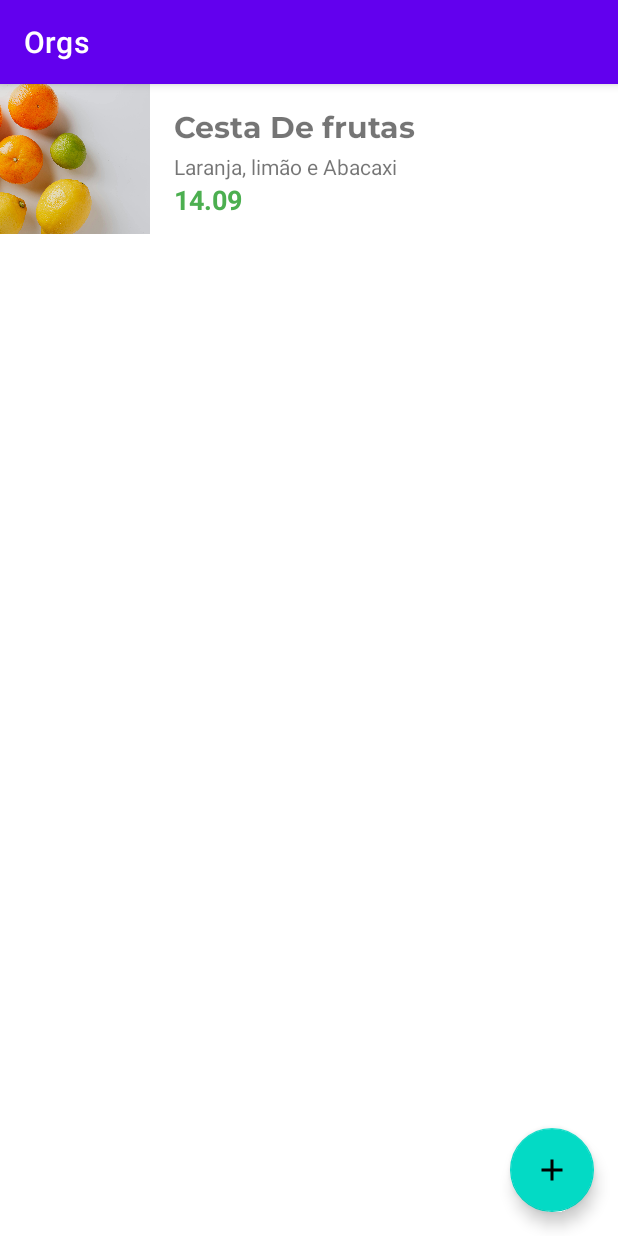
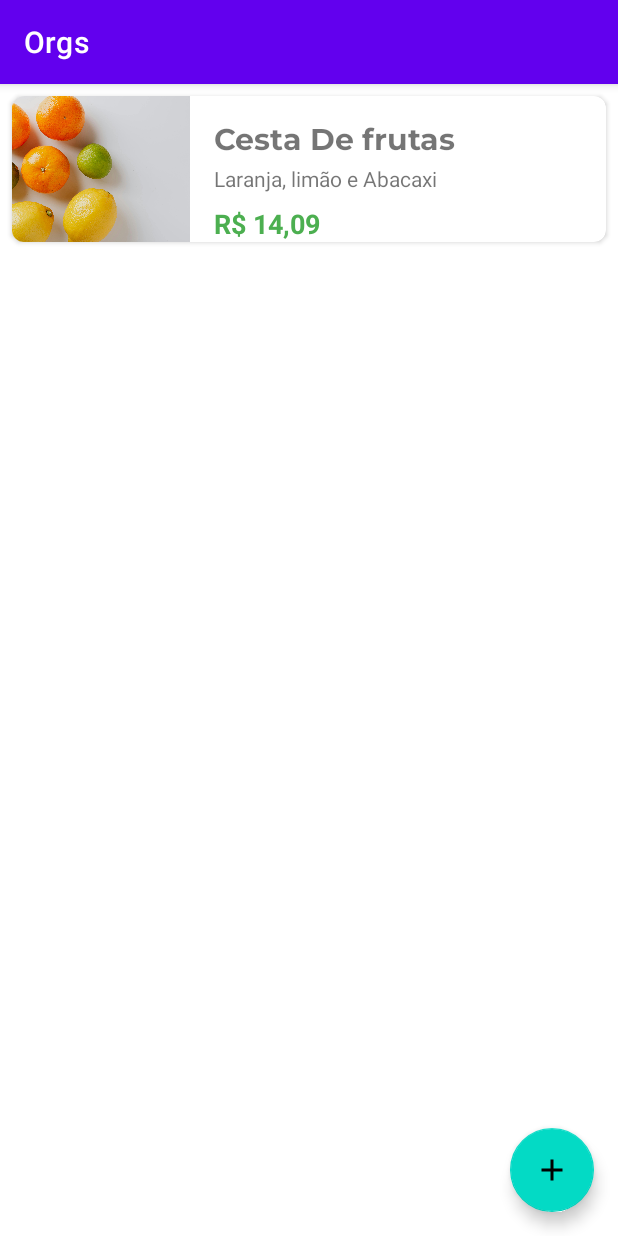
Before and after one commit to JoaoLucasKnight/Android_Fundament, an Android app: the screen it shows after launch (ListActivity), on a phone screen of 412 x 824 dp. Run offline under Robolectric (Android 15) with nearby library versions, the phone set to English and light mode, and no system bars.

Commit message:
Curso 2 Aula 2

```diff
--- a/app/src/main/java/br/com/alura/orgs/ui/recyclerview/adpter/ListProdutosAdpater.kt
+++ b/app/src/main/java/br/com/alura/orgs/ui/recyclerview/adpter/ListProdutosAdpater.kt
@@ -3,14 +3,12 @@ package br.com.alura.orgs.ui.recyclerview.adpter
 
 import android.content.Context
 import android.view.LayoutInflater
-import android.view.View
 import android.view.ViewGroup
-import android.widget.TextView
 import androidx.recyclerview.widget.RecyclerView
-import br.com.alura.orgs.R
-import br.com.alura.orgs.databinding.ActivityMainBinding
 import br.com.alura.orgs.databinding.ProductItemBinding
 import br.com.alura.orgs.model.Produto
+import java.text.NumberFormat
+import java.util.*
 
 class ListProdutosAdpater(
     private val context: Context,
@@ -29,12 +27,18 @@ class ListProdutosAdpater(
 
         fun vincula(produto: Produto) {
             // itemView é o item da lista<Produto>
-            val nome = itemView.findViewById<TextView>(R.id.nome)
+            val nome = binding.nome
             nome.text = produto.nome
-            val descricao = itemView.findViewById<TextView>(R.id.descricao)
+            val descricao = binding.descricao
             descricao.text = produto.descricao
-            val valor = itemView.findViewById<TextView>(R.id.valor)
-            valor.text = produto.valor.toPlainString()
+
+            // Formatação de moeda da Java.util.*
+            val valorFormatado = NumberFormat
+                .getCurrencyInstance(Locale("pt", "br"))
+                .format(produto.valor)
+
+            val valor = binding.valor
+            valor.text = valorFormatado
         }
     }
 
--- a/app/src/main/res/layout/product_item.xml
+++ b/app/src/main/res/layout/product_item.xml
@@ -1,10 +1,22 @@
 <?xml version="1.0" encoding="utf-8"?>
-<androidx.constraintlayout.widget.ConstraintLayout
+
+<com.google.android.material.card.MaterialCardView
     xmlns:android="http://schemas.android.com/apk/res/android"
+    xmlns:tools="http://schemas.android.com/tools"
+    xmlns:app="http://schemas.android.com/apk/res-auto"
     android:layout_width="match_parent"
     android:layout_height="wrap_content"
-    xmlns:tools="http://schemas.android.com/tools"
-    xmlns:app="http://schemas.android.com/apk/res-auto">
+    android:layout_margin="8dp"
+    app:cardCornerRadius="8dp"
+    app:cardElevation="2dp"
+    android:clickable="true"
+    android:focusable="true"
+    android:checkable="true">
+
+    <androidx.constraintlayout.widget.ConstraintLayout
+        android:layout_width="match_parent"
+        android:layout_height="wrap_content">
+
 
         <TextView
             android:id="@+id/nome"
@@ -15,11 +27,9 @@
             android:ellipsize="end"
             android:fontFamily="@font/montserrat_bold"
             android:maxLines="1"
-
             android:textSize="20sp"
             app:layout_constraintEnd_toEndOf="parent"
             app:layout_constraintStart_toEndOf="@+id/imageView"
-
             app:layout_constraintTop_toTopOf="parent"
             tools:text="Cesta" />
 
@@ -29,29 +39,30 @@
             android:layout_height="wrap_content"
             android:ellipsize="end"
             android:maxLines="1"
+            app:layout_constraintEnd_toEndOf="@+id/nome"
             app:layout_constraintStart_toStartOf="@+id/nome"
-        app:layout_constraintEnd_toEndOf="@+id/nome"
             app:layout_constraintTop_toBottomOf="@id/nome"
-        tools:text="Laranja, limão e abacaxi"/>
+            tools:text="Laranja, limão e abacaxi" />
 
         <TextView
             android:id="@+id/valor"
             android:layout_width="0dp"
             android:layout_height="wrap_content"
+            android:layout_marginTop="8dp"
+            android:textColor="@color/green_500"
             android:textSize="18sp"
             android:textStyle="bold"
-        android:textColor="@color/green_500"
-
+            app:layout_constraintBottom_toBottomOf="parent"
+            app:layout_constraintEnd_toEndOf="@+id/nome"
             app:layout_constraintStart_toStartOf="@+id/nome"
-        app:layout_constraintEnd_toEndOf="@+id/nome"
             app:layout_constraintTop_toBottomOf="@id/descricao"
 
-        tools:text="19.99"/>
+            tools:text="19.99" />
 
         <ImageView
             android:id="@+id/imageView"
-        android:layout_width="100dp"
-        android:layout_height="100dp"
+            android:layout_width="0dp"
+            android:layout_height="0dp"
             android:scaleType="centerCrop"
             app:layout_constraintBottom_toBottomOf="parent"
             app:layout_constraintEnd_toStartOf="@id/nome"
@@ -63,3 +74,12 @@
             tools:srcCompat="@tools:sample/backgrounds/scenic" />
 
     </androidx.constraintlayout.widget.ConstraintLayout>
+
+    </com.google.android.material.card.MaterialCardView>
+
+
+<!--
+    * Há duas maneiras de fazer um container para nosso conteudo (card)
+    * 1- Fazendo 'drawable' personalizado com 'constraintLayout' e personalizar a seu gosto
+    * 2- Usando a bibilioteca do material design que foi a ultilizada aqui
+-->
```
Lines whose indentation alone changed are shown as unchanged.
